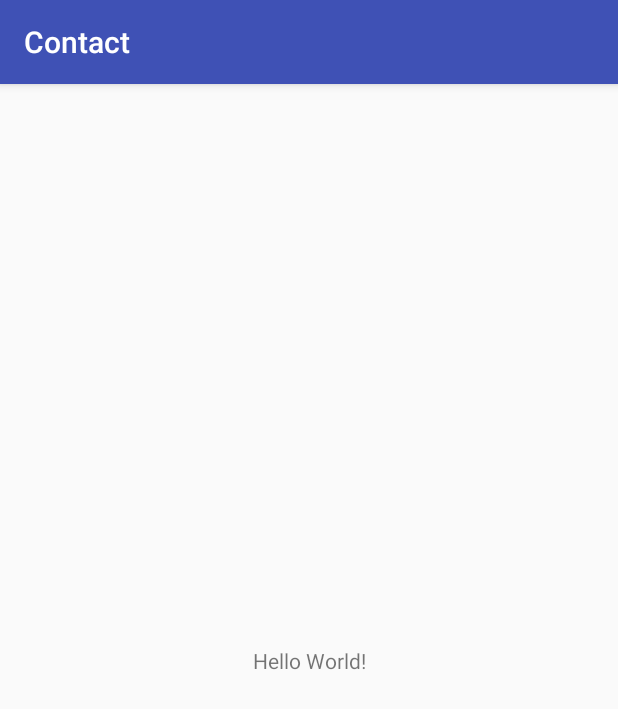
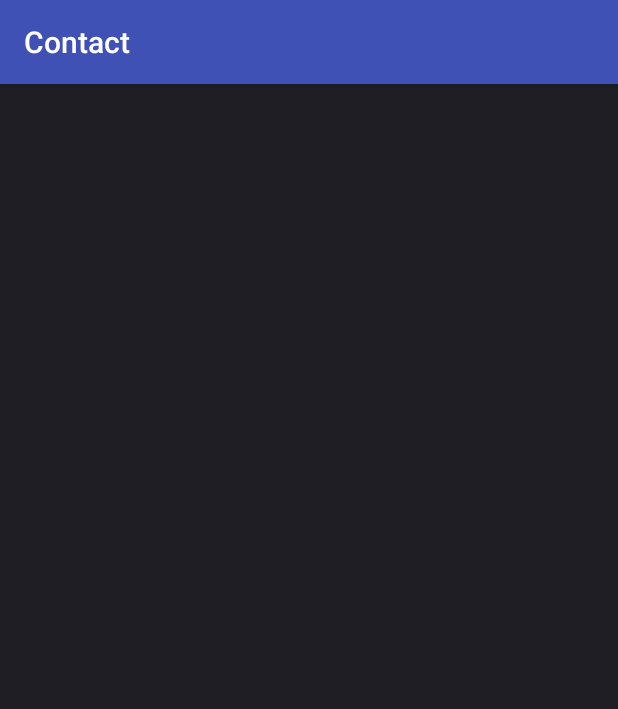
Before and after one commit to yendangn/Contact, an Android app: the screen it shows after launch (MainActivity), on a phone screen of 412 x 824 dp. Shown: the top 709 px of the screen. Run offline under Robolectric (Android 15) with nearby library versions, the phone set to English and light mode, and no system bars.

Commit message:
add color

```diff
--- a/app/src/main/res/layout/activity_main.xml
+++ b/app/src/main/res/layout/activity_main.xml
@@ -1,18 +1,14 @@
 <?xml version="1.0" encoding="utf-8"?>
-<android.support.constraint.ConstraintLayout xmlns:android="http://schemas.android.com/apk/res/android"
+<RelativeLayout xmlns:android="http://schemas.android.com/apk/res/android"
     xmlns:app="http://schemas.android.com/apk/res-auto"
     xmlns:tools="http://schemas.android.com/tools"
     android:layout_width="match_parent"
     android:layout_height="match_parent"
+    android:background="@color/main_background"
     tools:context="com.yendang.contact.MainActivity">
 
-    <TextView
-        android:layout_width="wrap_content"
-        android:layout_height="wrap_content"
-        android:text="Hello World!"
-        app:layout_constraintBottom_toBottomOf="parent"
-        app:layout_constraintLeft_toLeftOf="parent"
-        app:layout_constraintRight_toRightOf="parent"
-        app:layout_constraintTop_toTopOf="parent" />
 
-</android.support.constraint.ConstraintLayout>
+
+
+
+</RelativeLayout>
--- a/app/src/main/res/values/colors.xml
+++ b/app/src/main/res/values/colors.xml
@@ -3,4 +3,5 @@
     <color name="colorPrimary">#3F51B5</color>
     <color name="colorPrimaryDark">#303F9F</color>
     <color name="colorAccent">#FF4081</color>
+    <color name="main_background">#1F1E24</color>
 </resources>
```
